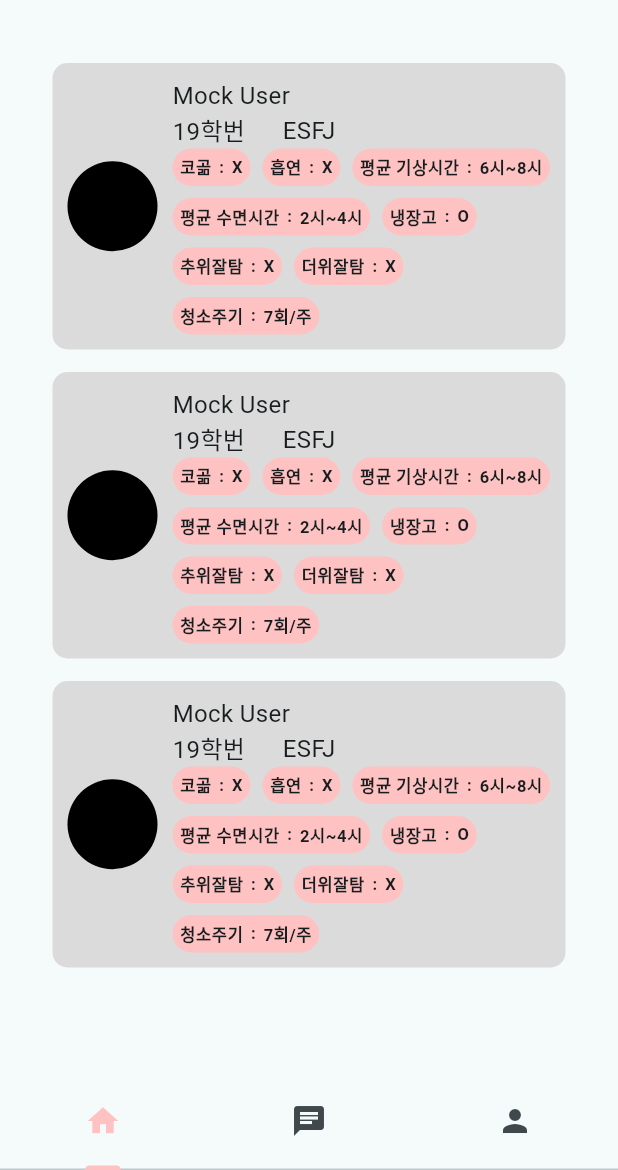
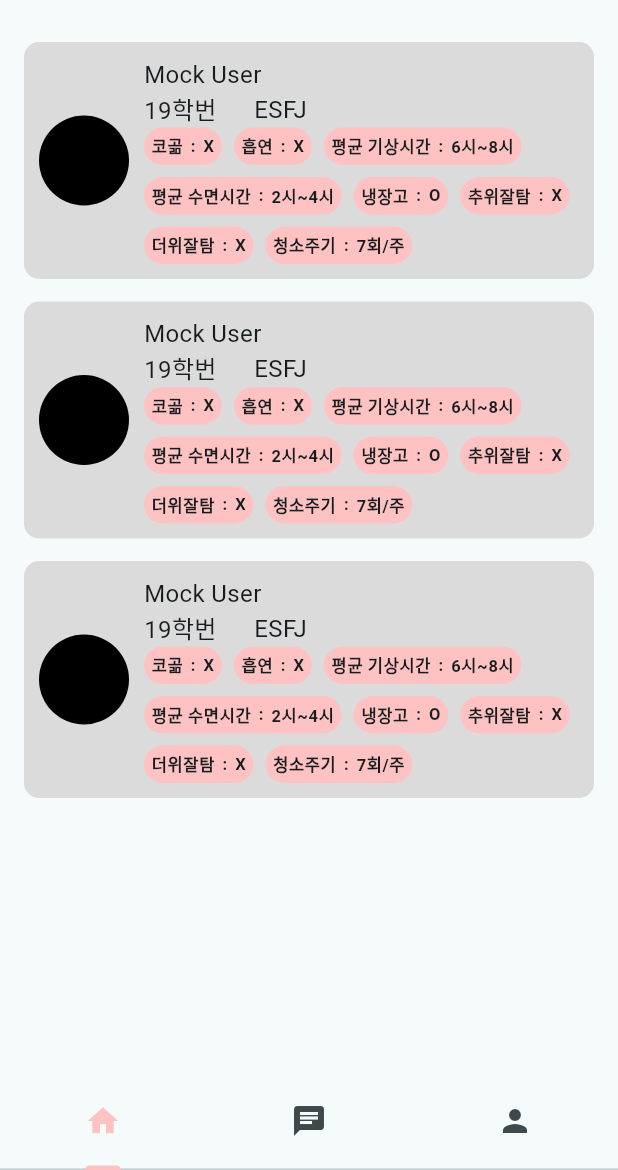
Before and after one commit to gsainfoteam/Groom-flutter, a Flutter app: the screen it shows after launch, on a phone screen of 412 x 824 dp, the part 66-1236 px from its top. Run offline on Flutter 3.47's test engine with Material 3 defaults, Android fonts, the phone set to English and light mode, and no system bars; our stand-ins replace freezed_annotation; generated files the repository leaves out were written again.

Commit message:
refactor: update padding in multiple pages for consistent layout

```diff
--- a/lib/app/presentation/pages/chatting_list_page.dart
+++ b/lib/app/presentation/pages/chatting_list_page.dart
@@ -13,7 +13,7 @@ class _ChattingListPageState extends State<ChattingListPage> {
   Widget build(BuildContext context) {
     return Scaffold(
       body: Container(
-        padding: EdgeInsets.fromLTRB(35, 30, 35, 10),
+        padding: EdgeInsets.fromLTRB(16, 16, 16, 8),
         width: double.infinity,
         child: ListView(
           children: [ChatTileWidget(), ChatTileWidget(), ChatTileWidget()],
--- a/lib/app/presentation/pages/list_page.dart
+++ b/lib/app/presentation/pages/list_page.dart
@@ -10,7 +10,7 @@ class ListPage extends StatelessWidget {
     return Scaffold(
       appBar: AppBar(title: const Text("Groom-App")),
       body: Container(
-        padding: EdgeInsets.fromLTRB(35, 30, 35, 10),
+        padding: EdgeInsets.fromLTRB(16, 16, 16, 8),
         child: ListView(
           children: [
             ProfileCardWidget(user: UserEntity.mock()),
--- a/lib/app/presentation/pages/profile_page.dart
+++ b/lib/app/presentation/pages/profile_page.dart
@@ -13,7 +13,7 @@ class ProfilePage extends StatelessWidget {
       appBar: AppBar(title: const Text("TKJF")),
       body: Container(
         width: double.infinity,
-        padding: EdgeInsets.fromLTRB(35, 30, 35, 10),
+        padding: EdgeInsets.fromLTRB(16, 16, 16, 8),
         child: SingleChildScrollView(
           child: Column(
             children: [
```
Also changed, not shown: lib/app/presentation/pages/logIn_page.dart (added).
